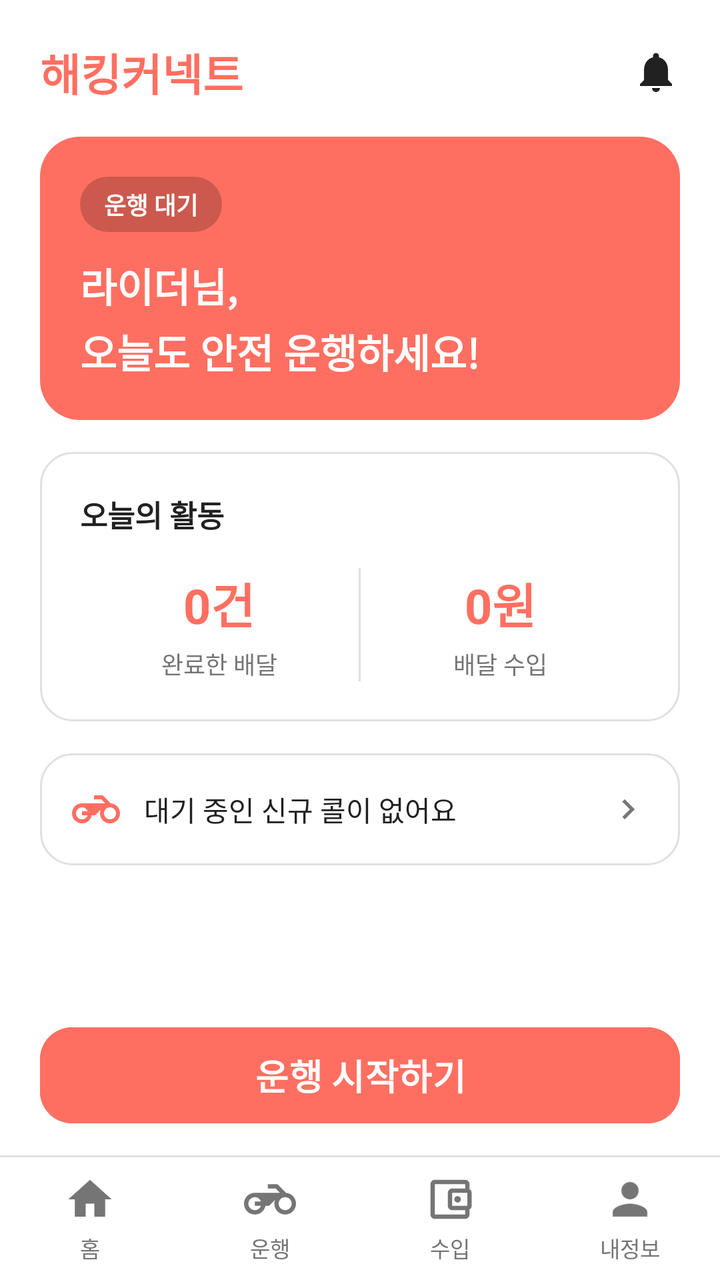
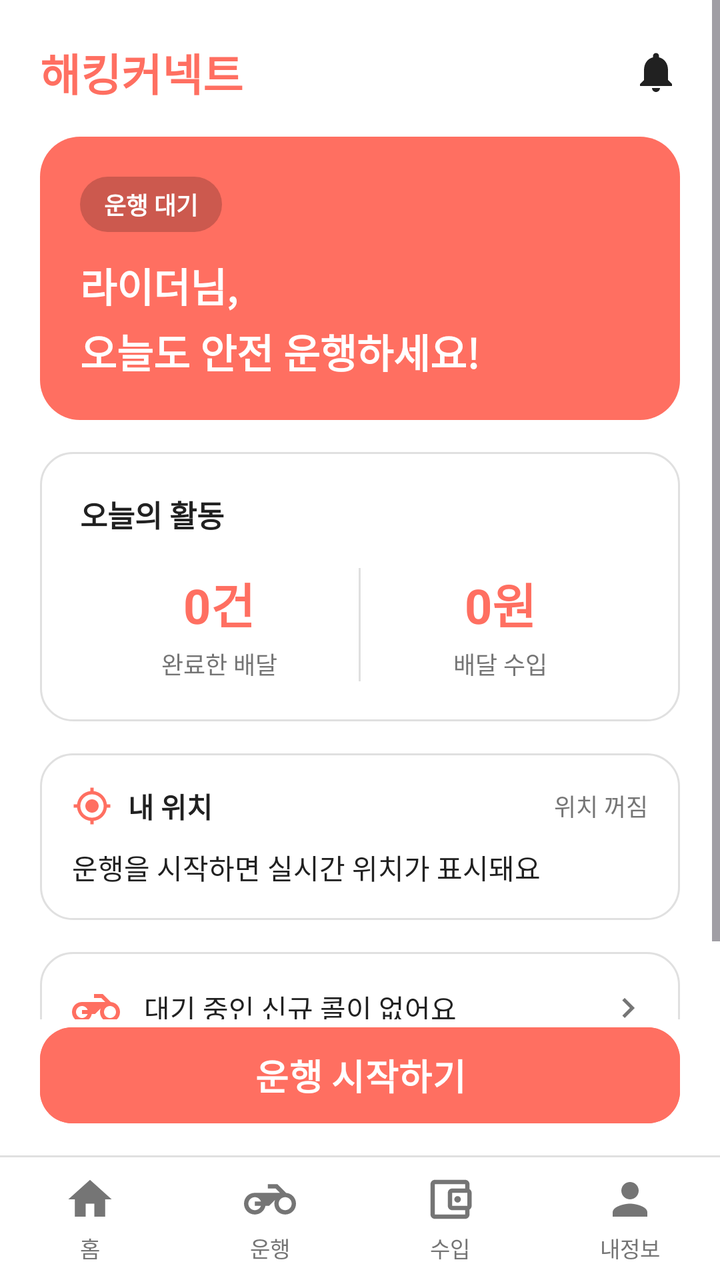

An Android layout rendered at two revisions. The XML below is the earlier revision; the diff shows what the commit changed to produce the second picture.
<!-- AndroidManifest.xml: application theme Theme.Connect -->
<!-- res/layout/activity_home.xml -->
<?xml version="1.0" encoding="utf-8"?>
<LinearLayout xmlns:android="http://schemas.android.com/apk/res/android"
    xmlns:app="http://schemas.android.com/apk/res-auto"
    android:layout_width="match_parent"
    android:layout_height="match_parent"
    android:orientation="vertical"
    android:background="@color/bg_deep">

    <ScrollView
        android:layout_width="match_parent"
        android:layout_height="0dp"
        android:layout_weight="1"
        android:fillViewport="true">

        <LinearLayout
            android:layout_width="match_parent"
            android:layout_height="wrap_content"
            android:orientation="vertical"
            android:padding="20dp">

            
            <LinearLayout
                android:layout_width="match_parent"
                android:layout_height="wrap_content"
                android:orientation="horizontal"
                android:gravity="center_vertical"
                android:layout_marginBottom="16dp">

                <TextView
                    android:layout_width="0dp"
                    android:layout_height="wrap_content"
                    android:layout_weight="1"
                    android:text="해킹커넥트"
                    android:textSize="22sp"
                    android:textStyle="bold"
                    android:textColor="@color/coral_primary"/>

                <ImageView
                    android:layout_width="24dp"
                    android:layout_height="24dp"
                    android:src="@drawable/ic_bell"
                    app:tint="@color/text_primary"
                    android:contentDescription="알림"/>
            </LinearLayout>

            
            <LinearLayout
                android:layout_width="match_parent"
                android:layout_height="wrap_content"
                android:orientation="vertical"
                android:background="@drawable/bg_card_coral"
                android:padding="20dp"
                android:layout_marginBottom="16dp">

                <TextView
                    android:id="@+id/tv_duty_state"
                    android:layout_width="wrap_content"
                    android:layout_height="wrap_content"
                    android:text="운행 대기"
                    android:textSize="12sp"
                    android:textStyle="bold"
                    android:textColor="#FFFFFF"
                    android:background="@drawable/bg_chip_off_duty"
                    android:paddingStart="12dp"
                    android:paddingEnd="12dp"
                    android:paddingTop="5dp"
                    android:paddingBottom="5dp"
                    android:layout_marginBottom="12dp"/>

                <TextView
                    android:id="@+id/tv_greeting"
                    android:layout_width="wrap_content"
                    android:layout_height="wrap_content"
                    android:text="라이더님,\n오늘도 안전 운행하세요!"
                    android:textSize="20sp"
                    android:textStyle="bold"
                    android:textColor="#FFFFFF"
                    android:lineSpacingExtra="4dp"/>
            </LinearLayout>

            
            <LinearLayout
                android:layout_width="match_parent"
                android:layout_height="wrap_content"
                android:orientation="vertical"
                android:background="@drawable/bg_card"
                android:padding="20dp"
                android:layout_marginBottom="16dp">

                <TextView
                    android:layout_width="wrap_content"
                    android:layout_height="wrap_content"
                    android:text="오늘의 활동"
                    android:textSize="15sp"
                    android:textStyle="bold"
                    android:textColor="@color/text_primary"
                    android:layout_marginBottom="16dp"/>

                <LinearLayout
                    android:layout_width="match_parent"
                    android:layout_height="wrap_content"
                    android:orientation="horizontal">

                    <LinearLayout
                        android:layout_width="0dp"
                        android:layout_height="wrap_content"
                        android:layout_weight="1"
                        android:orientation="vertical"
                        android:gravity="center">

                        <TextView
                            android:id="@+id/tv_today_count"
                            android:layout_width="wrap_content"
                            android:layout_height="wrap_content"
                            android:text="0건"
                            android:textSize="24sp"
                            android:textStyle="bold"
                            android:textColor="@color/coral_primary"/>

                        <TextView
                            android:layout_width="wrap_content"
                            android:layout_height="wrap_content"
                            android:text="완료한 배달"
                            android:textSize="12sp"
                            android:textColor="@color/text_secondary"
                            android:layout_marginTop="4dp"/>
                    </LinearLayout>

                    <View
                        android:layout_width="1dp"
                        android:layout_height="match_parent"
                        android:background="@color/stroke_dim"/>

                    <LinearLayout
                        android:layout_width="0dp"
                        android:layout_height="wrap_content"
                        android:layout_weight="1"
                        android:orientation="vertical"
                        android:gravity="center">

                        <TextView
                            android:id="@+id/tv_today_earn"
                            android:layout_width="wrap_content"
                            android:layout_height="wrap_content"
                            android:text="0원"
                            android:textSize="24sp"
                            android:textStyle="bold"
                            android:textColor="@color/coral_primary"/>

                        <TextView
                            android:layout_width="wrap_content"
                            android:layout_height="wrap_content"
                            android:text="배달 수입"
                            android:textSize="12sp"
                            android:textColor="@color/text_secondary"
                            android:layout_marginTop="4dp"/>
                    </LinearLayout>
                </LinearLayout>
            </LinearLayout>

            
            <LinearLayout
                android:id="@+id/card_new_calls"
                android:layout_width="match_parent"
                android:layout_height="wrap_content"
                android:orientation="horizontal"
                android:gravity="center_vertical"
                android:background="@drawable/bg_card"
                android:padding="16dp"
                android:clickable="true"
                android:focusable="true">

                <ImageView
                    android:layout_width="24dp"
                    android:layout_height="24dp"
                    android:src="@drawable/ic_scooter"
                    app:tint="@color/coral_primary"
                    android:contentDescription="신규 콜"/>

                <TextView
                    android:id="@+id/tv_new_calls"
                    android:layout_width="0dp"
                    android:layout_height="wrap_content"
                    android:layout_weight="1"
                    android:text="대기 중인 신규 콜이 없어요"
                    android:textSize="14sp"
                    android:textColor="@color/text_primary"
                    android:layout_marginStart="12dp"/>

                <ImageView
                    android:layout_width="20dp"
                    android:layout_height="20dp"
                    android:src="@drawable/ic_chevron_right"
                    app:tint="@color/text_secondary"
                    android:contentDescription="콜 목록으로"/>
            </LinearLayout>

        </LinearLayout>
    </ScrollView>

    
    <Button
        android:id="@+id/btn_duty"
        android:layout_width="match_parent"
        android:layout_height="56dp"
        android:layout_marginStart="20dp"
        android:layout_marginEnd="20dp"
        android:layout_marginBottom="12dp"
        android:text="운행 시작하기"
        android:textSize="18sp"
        android:textStyle="bold"
        android:textColor="#FFFFFF"
        android:backgroundTint="@color/coral_primary"
        app:cornerRadius="16dp"/>

    <include layout="@layout/bottom_nav"/>

</LinearLayout>
<!-- res/layout/bottom_nav.xml (included above) -->
<?xml version="1.0" encoding="utf-8"?>
<LinearLayout xmlns:android="http://schemas.android.com/apk/res/android"
    xmlns:app="http://schemas.android.com/apk/res-auto"
    android:id="@+id/bottom_nav_root"
    android:layout_width="match_parent"
    android:layout_height="wrap_content"
    android:orientation="vertical"
    android:background="@color/bg_deep">

    <View
        android:layout_width="match_parent"
        android:layout_height="1dp"
        android:background="@color/stroke_dim"/>

    <LinearLayout
        android:layout_width="match_parent"
        android:layout_height="wrap_content"
        android:orientation="horizontal"
        android:paddingTop="8dp"
        android:paddingBottom="8dp">

        
        <LinearLayout
            android:id="@+id/nav_home"
            android:layout_width="0dp"
            android:layout_height="wrap_content"
            android:layout_weight="1"
            android:orientation="vertical"
            android:gravity="center"
            android:clickable="true"
            android:focusable="true"
            android:background="?attr/selectableItemBackgroundBorderless">

            <ImageView
                android:id="@+id/nav_home_icon"
                android:layout_width="26dp"
                android:layout_height="26dp"
                android:src="@drawable/ic_home"
                app:tint="@color/text_secondary"
                android:contentDescription="홈"/>

            <TextView
                android:id="@+id/nav_home_label"
                android:layout_width="wrap_content"
                android:layout_height="wrap_content"
                android:text="홈"
                android:textSize="11sp"
                android:textColor="@color/text_secondary"
                android:layout_marginTop="3dp"/>
        </LinearLayout>

        
        <LinearLayout
            android:id="@+id/nav_delivery"
            android:layout_width="0dp"
            android:layout_height="wrap_content"
            android:layout_weight="1"
            android:orientation="vertical"
            android:gravity="center"
            android:clickable="true"
            android:focusable="true"
            android:background="?attr/selectableItemBackgroundBorderless">

            <FrameLayout
                android:layout_width="wrap_content"
                android:layout_height="wrap_content">

                <ImageView
                    android:id="@+id/nav_delivery_icon"
                    android:layout_width="26dp"
                    android:layout_height="26dp"
                    android:src="@drawable/ic_scooter"
                    app:tint="@color/text_secondary"
                    android:contentDescription="운행"/>

                <TextView
                    android:id="@+id/tv_delivery_badge"
                    android:layout_width="wrap_content"
                    android:layout_height="16dp"
                    android:minWidth="16dp"
                    android:layout_gravity="top|end"
                    android:background="@drawable/bg_notice_badge"
                    android:gravity="center"
                    android:paddingStart="4dp"
                    android:paddingEnd="4dp"
                    android:text=""
                    android:textColor="#FFFFFF"
                    android:textSize="9sp"
                    android:textStyle="bold"
                    android:visibility="gone"/>

            </FrameLayout>

            <TextView
                android:id="@+id/nav_delivery_label"
                android:layout_width="wrap_content"
                android:layout_height="wrap_content"
                android:text="운행"
                android:textSize="11sp"
                android:textColor="@color/text_secondary"
                android:layout_marginTop="3dp"/>
        </LinearLayout>

        
        <LinearLayout
            android:id="@+id/nav_earnings"
            android:layout_width="0dp"
            android:layout_height="wrap_content"
            android:layout_weight="1"
            android:orientation="vertical"
            android:gravity="center"
            android:clickable="true"
            android:focusable="true"
            android:background="?attr/selectableItemBackgroundBorderless">

            <ImageView
                android:id="@+id/nav_earnings_icon"
                android:layout_width="26dp"
                android:layout_height="26dp"
                android:src="@drawable/ic_wallet"
                app:tint="@color/text_secondary"
                android:contentDescription="수입"/>

            <TextView
                android:id="@+id/nav_earnings_label"
                android:layout_width="wrap_content"
                android:layout_height="wrap_content"
                android:text="수입"
                android:textSize="11sp"
                android:textColor="@color/text_secondary"
                android:layout_marginTop="3dp"/>
        </LinearLayout>

        
        <LinearLayout
            android:id="@+id/nav_mypage"
            android:layout_width="0dp"
            android:layout_height="wrap_content"
            android:layout_weight="1"
            android:orientation="vertical"
            android:gravity="center"
            android:clickable="true"
            android:focusable="true"
            android:background="?attr/selectableItemBackgroundBorderless">

            <ImageView
                android:id="@+id/nav_mypage_icon"
                android:layout_width="26dp"
                android:layout_height="26dp"
                android:src="@drawable/ic_person"
                app:tint="@color/text_secondary"
                android:contentDescription="내정보"/>

            <TextView
                android:id="@+id/nav_mypage_label"
                android:layout_width="wrap_content"
                android:layout_height="wrap_content"
                android:text="내정보"
                android:textSize="11sp"
                android:textColor="@color/text_secondary"
                android:layout_marginTop="3dp"/>
        </LinearLayout>

    </LinearLayout>

</LinearLayout>
<!-- resources referenced by this layout -->
<resources>
  <color name="bg_deep">#FFFFFF</color>
  <color name="coral_primary">#FF6F61</color>
  <color name="stroke_dim">#E0E0E0</color>
  <color name="text_primary">#212121</color>
  <color name="text_secondary">#757575</color>
  <!-- drawable bg_card (drawable) -->
  <shape xmlns:android="http://schemas.android.com/apk/res/android">
      <solid android:color="@color/bg_deep"/>
      <stroke android:width="1dp" android:color="@color/stroke_dim"/>
      <corners android:radius="16dp"/>
  </shape>
  <!-- drawable bg_card_coral (drawable) -->
  <shape xmlns:android="http://schemas.android.com/apk/res/android">
      <solid android:color="@color/coral_primary"/>
      <corners android:radius="20dp"/>
  </shape>
  <!-- drawable bg_chip_off_duty (drawable) -->
  <shape xmlns:android="http://schemas.android.com/apk/res/android">
      <solid android:color="#33000000"/>
      <corners android:radius="999dp"/>
  </shape>
  <!-- drawable bg_notice_badge (drawable) -->
  <?xml version="1.0" encoding="utf-8"?>
  <shape xmlns:android="http://schemas.android.com/apk/res/android" android:shape="oval">
      <solid android:color="#F0338D" />
  </shape>
  <!-- drawable ic_bell (drawable) -->
  <vector xmlns:android="http://schemas.android.com/apk/res/android"
      android:width="24dp"
      android:height="24dp"
      android:viewportWidth="24"
      android:viewportHeight="24"
      android:tint="?attr/colorControlNormal">
      <path
          android:fillColor="@android:color/white"
          android:pathData="M12,22c1.1,0 2,-0.9 2,-2h-4c0,1.1 0.89,2 2,2zM18,16v-5c0,-3.07 -1.64,-5.64 -4.5,-6.32L13.5,4c0,-0.83 -0.67,-1.5 -1.5,-1.5s-1.5,0.67 -1.5,1.5v0.68C7.63,5.36 6,7.92 6,11v5l-2,2v1h16v-1l-2,-2z"/>
  </vector>
  <!-- drawable ic_chevron_right (drawable) -->
  <vector xmlns:android="http://schemas.android.com/apk/res/android"
      android:width="24dp"
      android:height="24dp"
      android:viewportWidth="24"
      android:viewportHeight="24">
      <path
          android:fillColor="#FF000000"
          android:pathData="M10,6L8.59,7.41 13.17,12l-4.58,4.59L10,18l6,-6z"/>
  </vector>
  <!-- drawable ic_home (drawable) -->
  <vector xmlns:android="http://schemas.android.com/apk/res/android"
      android:width="24dp"
      android:height="24dp"
      android:viewportWidth="24"
      android:viewportHeight="24"
      android:tint="?attr/colorControlNormal">
      <path
          android:fillColor="@android:color/white"
          android:pathData="M10,20v-6h4v6h5v-8h3L12,3 2,12h3v8z"/>
  </vector>
  <!-- drawable ic_person (drawable) -->
  <vector xmlns:android="http://schemas.android.com/apk/res/android"
      android:width="24dp"
      android:height="24dp"
      android:viewportWidth="24"
      android:viewportHeight="24"
      android:tint="?attr/colorControlNormal">
      <path
          android:fillColor="@android:color/white"
          android:pathData="M12,12c2.21,0 4,-1.79 4,-4s-1.79,-4 -4,-4 -4,1.79 -4,4 1.79,4 4,4zM12,14c-2.67,0 -8,1.34 -8,4v2h16v-2c0,-2.66 -5.33,-4 -8,-4z"/>
  </vector>
  <style name="Theme.Connect" parent="Base.Theme.Connect" />
  <!-- unchanged entries left out for length: 3 -->
</resources>

<!-- the commit's change to res/layout/activity_home.xml (unified diff, before → after) -->
@@ -156,6 +156,77 @@
                             android:layout_marginTop="4dp"/>
                     </LinearLayout>
                 </LinearLayout>
+            </LinearLayout>
+
+            
+            <LinearLayout
+                android:id="@+id/card_location"
+                android:layout_width="match_parent"
+                android:layout_height="wrap_content"
+                android:orientation="vertical"
+                android:background="@drawable/bg_card"
+                android:padding="16dp"
+                android:layout_marginBottom="16dp">
+
+                <LinearLayout
+                    android:layout_width="match_parent"
+                    android:layout_height="wrap_content"
+                    android:orientation="horizontal"
+                    android:gravity="center_vertical">
+
+                    <ImageView
+                        android:layout_width="20dp"
+                        android:layout_height="20dp"
+                        android:src="@drawable/ic_gps"
+                        app:tint="@color/coral_primary"
+                        android:contentDescription="실시간 위치"/>
+
+                    <TextView
+                        android:layout_width="0dp"
+                        android:layout_height="wrap_content"
+                        android:layout_weight="1"
+                        android:text="내 위치"
+                        android:textSize="14sp"
+                        android:textStyle="bold"
+                        android:textColor="@color/text_primary"
+                        android:layout_marginStart="8dp"/>
+
+                    <View
+                        android:id="@+id/dot_live"
+                        android:layout_width="8dp"
+                        android:layout_height="8dp"
+                        android:background="@drawable/bg_dot_live"
+                        android:layout_marginEnd="6dp"
+                        android:visibility="gone"/>
+
+                    <TextView
+                        android:id="@+id/tv_location_state"
+                        android:layout_width="wrap_content"
+                        android:layout_height="wrap_content"
+                        android:text="위치 꺼짐"
+                        android:textSize="12sp"
+                        android:textColor="@color/text_secondary"/>
+                </LinearLayout>
+
+                <TextView
+                    android:id="@+id/tv_location_address"
+                    android:layout_width="match_parent"
+                    android:layout_height="wrap_content"
+                    android:text="운행을 시작하면 실시간 위치가 표시돼요"
+                    android:textSize="14sp"
+                    android:textColor="@color/text_primary"
+                    android:layout_marginTop="10dp"/>
+
+                <TextView
+                    android:id="@+id/tv_location_coords"
+                    android:layout_width="match_parent"
+                    android:layout_height="wrap_content"
+                    android:text=""
+                    android:textSize="12sp"
+                    android:textColor="@color/text_secondary"
+                    android:fontFamily="monospace"
+                    android:layout_marginTop="4dp"
+                    android:visibility="gone"/>
             </LinearLayout>
 
             
<!-- resource entries referenced after the edit -->
@@ -20,6 +20,11 @@
   <shape xmlns:android="http://schemas.android.com/apk/res/android">
       <solid android:color="#33000000"/>
       <corners android:radius="999dp"/>
+  </shape>
+  <!-- drawable bg_dot_live (drawable) -->
+  <shape xmlns:android="http://schemas.android.com/apk/res/android" android:shape="oval">
+      <solid android:color="@color/text_terminal_green"/>
+      <size android:width="8dp" android:height="8dp"/>
   </shape>
   <!-- drawable bg_notice_badge (drawable) -->
   <?xml version="1.0" encoding="utf-8"?>
@@ -47,6 +52,16 @@
           android:fillColor="#FF000000"
           android:pathData="M10,6L8.59,7.41 13.17,12l-4.58,4.59L10,18l6,-6z"/>
   </vector>
+  <!-- drawable ic_gps (drawable) -->
+  <vector xmlns:android="http://schemas.android.com/apk/res/android"
+      android:width="24dp"
+      android:height="24dp"
+      android:viewportWidth="24"
+      android:viewportHeight="24">
+      <path
+          android:fillColor="#FF000000"
+          android:pathData="M12,8c-2.21,0 -4,1.79 -4,4s1.79,4 4,4 4,-1.79 4,-4 -1.79,-4 -4,-4zM20.94,11c-0.46,-4.17 -3.77,-7.48 -7.94,-7.94V1h-2v2.06C6.83,3.52 3.52,6.83 3.06,11H1v2h2.06c0.46,4.17 3.77,7.48 7.94,7.94V23h2v-2.06c4.17,-0.46 7.48,-3.77 7.94,-7.94H23v-2h-2.06zM12,19c-3.87,0 -7,-3.13 -7,-7s3.13,-7 7,-7 7,3.13 7,7 -3.13,7 -7,7z"/>
+  </vector>
   <!-- drawable ic_home (drawable) -->
   <vector xmlns:android="http://schemas.android.com/apk/res/android"
       android:width="24dp"
@@ -70,6 +85,7 @@
           android:pathData="M12,12c2.21,0 4,-1.79 4,-4s-1.79,-4 -4,-4 -4,1.79 -4,4 1.79,4 4,4zM12,14c-2.67,0 -8,1.34 -8,4v2h16v-2c0,-2.66 -5.33,-4 -8,-4z"/>
   </vector>
   <style name="Theme.Connect" parent="Base.Theme.Connect" />
+  <color name="text_terminal_green">#2E7D32</color>
   <!-- unchanged entries left out for length: 3 -->
 </resources>
 
